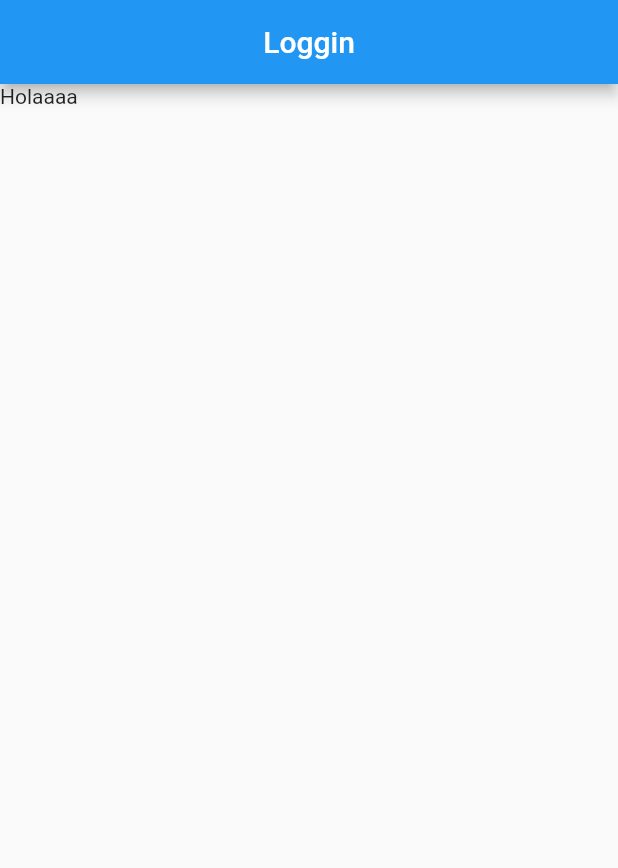
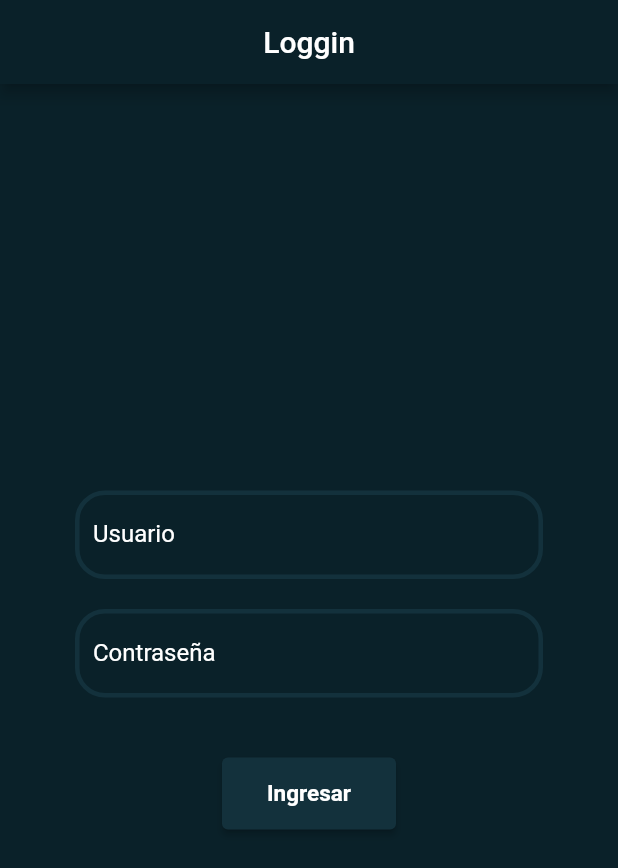
Before and after one commit to KeilerGB/Keiler_RegistroEstudiantes, a Flutter app: the screen it shows after launch, on a phone screen of 412 x 824 dp. Shown: the top 868 px of the screen. Run offline on Flutter 3.47's test engine with Material 2 defaults, Android fonts, the phone set to English and light mode, and no system bars.

Commit message:
Lista la UI Loggin

```diff
--- a/lib/Views/Loggin.dart
+++ b/lib/Views/Loggin.dart
@@ -1,18 +1,141 @@
-// ignore_for_file: file_names
+// ignore_for_file: file_names, must_be_immutable
 
 import 'package:flutter/material.dart';
 
 class Loggin extends StatelessWidget {
-  const Loggin({Key? key}) : super(key: key);
+  Loggin({Key? key}) : super(key: key);
+
+  TextEditingController txtUser = TextEditingController();
+  TextEditingController txtPassword = TextEditingController();
+
+  final GlobalKey<FormState> formKey = GlobalKey();
 
   @override
   Widget build(BuildContext context) {
     return Scaffold(
+      backgroundColor: const Color.fromARGB(255, 10, 33, 41),
       appBar: AppBar(
         title: const Text("Loggin"),
         centerTitle: true,
+        backgroundColor: const Color.fromARGB(255, 10, 33, 41),
       ),
-      body: const Text("Holaaaa"),
+      body: Form(
+        key: formKey,
+        child: Column(
+            mainAxisAlignment: MainAxisAlignment.center,
+            crossAxisAlignment: CrossAxisAlignment.center,
+            children: [
+              Container(
+                margin: const EdgeInsets.fromLTRB(50, 0, 50, 0),
+                child: Column(
+                  children: [
+                    //---------------Divición---------------
+                    _formsCreator(
+                        txtUser, TextInputType.emailAddress, false, "Usuario"),
+                    //---------------Divición---------------
+                    const SizedBox(height: 20),
+                    //---------------Divición---------------
+                    _formsCreator(
+                        txtPassword, TextInputType.text, true, "Contraseña"),
+                    //---------------Divición---------------
+                    const SizedBox(height: 40),
+                    //---------------Divición---------------
+                    ElevatedButton(
+                      onPressed: () {
+                        validar(context);
+                      },
+                      style: ElevatedButton.styleFrom(
+                          primary: const Color.fromARGB(255, 19, 49, 60),
+                          padding: const EdgeInsets.symmetric(
+                              horizontal: 30, vertical: 15),
+                          textStyle: const TextStyle(
+                              fontSize: 15, fontWeight: FontWeight.bold)),
+                      child: const Text('Ingresar'),
+                    ),
+                    //---------------Divición---------------
+                  ],
+                ),
+              ),
+            ]),
+      ),
     );
   }
+
+  Widget _formsCreator(TextEditingController controlador, TextInputType tipo,
+      bool oscutext, String label) {
+    return TextFormField(
+      style: const TextStyle(color: Colors.white),
+      textAlign: TextAlign.center,
+      controller: controlador,
+      keyboardType: tipo,
+      obscureText: oscutext,
+      decoration: InputDecoration(
+          labelStyle: const TextStyle(color: Colors.white),
+          labelText: label,
+          enabledBorder: OutlineInputBorder(
+            borderSide: const BorderSide(
+                width: 3, color: Color.fromARGB(255, 19, 49, 60)),
+            borderRadius: BorderRadius.circular(20),
+          ),
+          focusedBorder: OutlineInputBorder(
+            borderSide: const BorderSide(width: 3, color: Colors.white),
+            borderRadius: BorderRadius.circular(20),
+          )),
+    );
+  }
+
+  void validar(BuildContext context) {
+    if (txtUser.text == "UsuarioBD") {
+      if (txtPassword.text == "ContraseñaBD") {
+        //Codigo en caso que el loggin sea exitoso
+      } else {
+        mostrarAviso(
+            context, "Usuario y contraseña incorrectos, favor reintente");
+      }
+    } else {
+      mostrarAviso(
+          context, "Usuario y contraseña incorrectos, favor reintente");
+    }
+  }
 }
+
+void mostrarAviso(BuildContext context, String info) {
+  //AlertDialog en caso que no se encuentre ningún auto en el parqueo
+  showDialog(
+      context: context,
+      builder: (BuildContext context) {
+        return AlertDialog(
+          backgroundColor: const Color.fromARGB(255, 19, 49, 60),
+          title: const Text("¡Información!",
+              style: TextStyle(color: Colors.white),
+              textAlign: TextAlign.center),
+          content: Text(
+            info,
+            style: const TextStyle(color: Colors.white),
+            textAlign: TextAlign.center,
+          ),
+          actions: [
+            //----------------------------------
+            //Buton OK para salir del AlertDialog
+            ElevatedButton(
+              onPressed: () {
+                Navigator.pop(context);
+              },
+              style: ElevatedButton.styleFrom(
+                  primary: const Color.fromARGB(255, 10, 33, 41),
+                  padding:
+                      const EdgeInsets.symmetric(horizontal: 30, vertical: 15),
+                  textStyle: const TextStyle(
+                      fontSize: 15, fontWeight: FontWeight.bold)),
+              child: const Text('Entendido'),
+            ),
+            //----------------------------------
+          ],
+          // Codigo para darle border redondos al cuadro del AlertDialog
+          shape:
+              RoundedRectangleBorder(borderRadius: BorderRadius.circular(10)),
+        );
+      },
+      //Ocultar el dialogo al precionar fuera de el
+      barrierDismissible: true);
+}
--- a/lib/main.dart
+++ b/lib/main.dart
@@ -12,7 +12,7 @@ class MyApp extends StatelessWidget {
       title: 'REGISTRO ESTUDIANTES',
       initialRoute: "Loggin",
       routes: {
-        "Loggin": (BuildContext context) => const Loggin(),
+        "Loggin": (BuildContext context) => Loggin(),
       },
     );
   }
```
